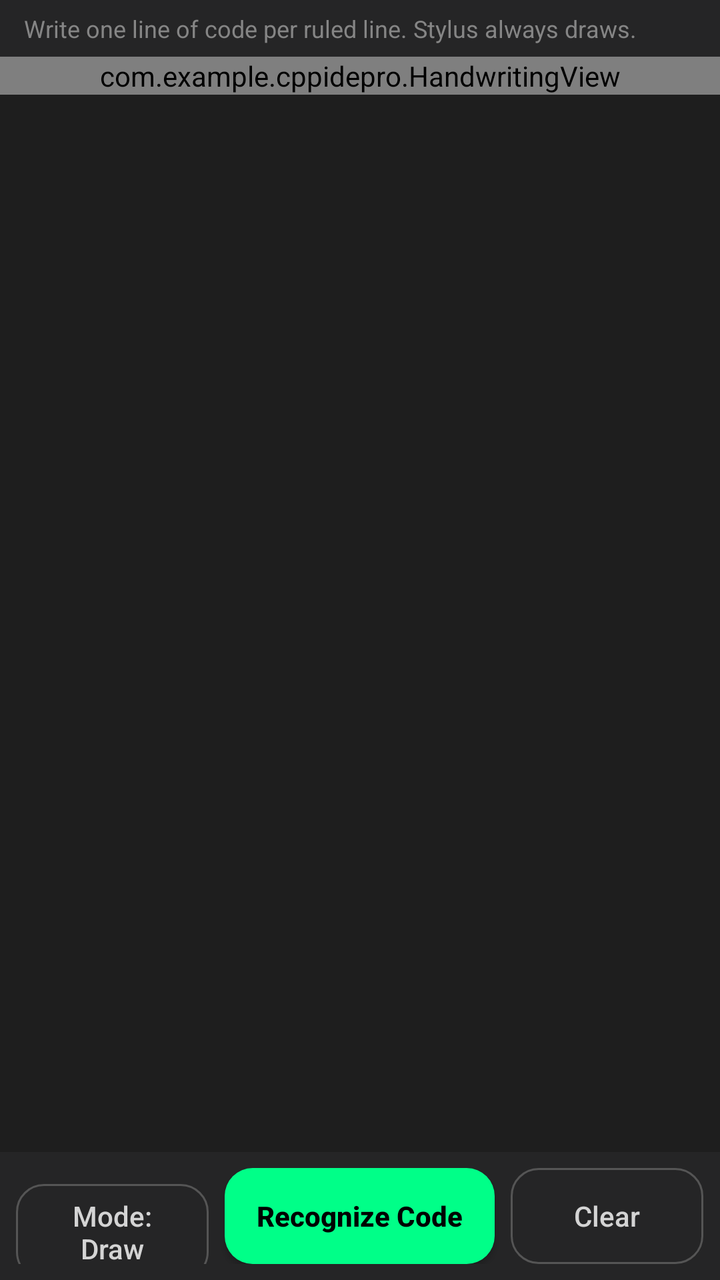
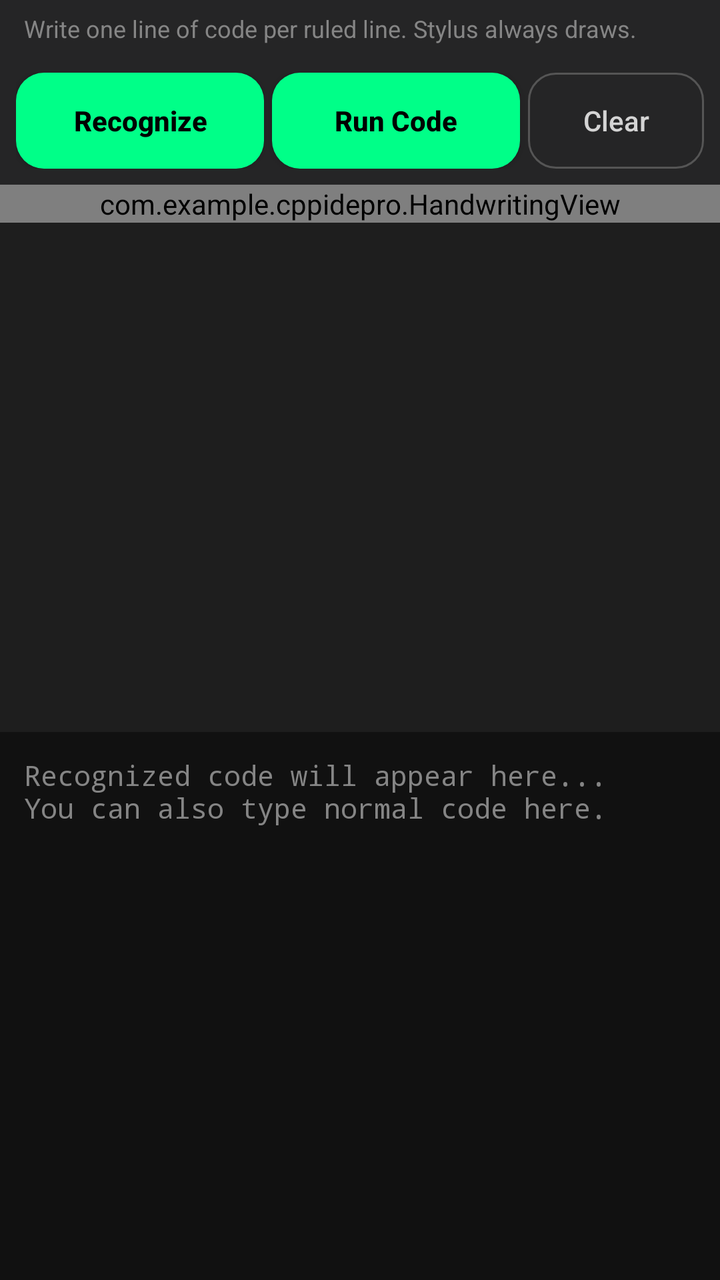

Compare the two renders of this Android layout. The source of the first and the diff that turns it into the second are given below.
<!-- AndroidManifest.xml: application theme Theme.CppIdePro -->
<!-- res/layout/fragment_handwriting.xml -->
<?xml version="1.0" encoding="utf-8"?>
<LinearLayout xmlns:android="http://schemas.android.com/apk/res/android"
    xmlns:app="http://schemas.android.com/apk/res-auto"
    android:layout_width="match_parent" android:layout_height="match_parent"
    android:background="@color/editor_bg" android:orientation="vertical">
    <TextView
        android:id="@+id/tvStatus" android:layout_width="match_parent"
        android:layout_height="wrap_content" android:background="@color/panel_bg"
        android:paddingStart="12dp" android:paddingTop="6dp" android:paddingEnd="12dp"
        android:paddingBottom="6dp" android:text="@string/handwriting_hint"
        android:textColor="@color/gutter_text" android:textSize="12sp" />
    <ScrollView
        android:id="@+id/handwritingScroll" android:layout_width="match_parent"
        android:layout_height="0dp" android:layout_weight="1"
        android:overScrollMode="never" android:scrollbars="vertical">
        <com.example.cppidepro.HandwritingView
            android:id="@+id/handwritingView" android:layout_width="match_parent"
            android:layout_height="4000dp" />
    </ScrollView>
    <LinearLayout
        android:layout_width="match_parent" android:layout_height="wrap_content"
        android:background="@color/panel_bg" android:orientation="horizontal" android:padding="8dp">
        <com.google.android.material.button.MaterialButton
            android:id="@+id/btnMode" style="@style/Widget.CppIde.OutlinedButton"
            android:layout_width="0dp" android:layout_height="48dp"
            android:layout_marginEnd="4dp" android:layout_weight="1" android:text="@string/mode_draw" />
        <com.google.android.material.button.MaterialButton
            android:id="@+id/btnRecognize" style="@style/Widget.CppIde.ActionButton"
            android:layout_width="0dp" android:layout_height="48dp"
            android:layout_marginStart="4dp" android:layout_marginEnd="4dp"
            android:layout_weight="1.4" android:text="@string/recognize_code"
            android:textColor="@color/black" app:backgroundTint="@color/accent" />
        <com.google.android.material.button.MaterialButton
            android:id="@+id/btnClear" style="@style/Widget.CppIde.OutlinedButton"
            android:layout_width="0dp" android:layout_height="48dp"
            android:layout_marginStart="4dp" android:layout_weight="1" android:text="@string/clear" />
    </LinearLayout>
</LinearLayout>
<!-- resources referenced by this layout -->
<resources>
  <color name="accent">#00FF88</color>
  <color name="black">#000000</color>
  <color name="editor_bg">#1E1E1E</color>
  <color name="gutter_text">#858585</color>
  <color name="panel_bg">#252526</color>
  <string name="clear">Clear</string>
  <string name="handwriting_hint">Write one line of code per ruled line. Stylus always draws.</string>
  <string name="mode_draw">Mode: Draw</string>
  <string name="recognize_code">Recognize Code</string>
  <style name="Widget.CppIde.ActionButton" parent="Widget.CppIde.TabButton" />
  <style name="Widget.CppIde.OutlinedButton" parent="Widget.MaterialComponents.Button.OutlinedButton">
          <item name="cornerRadius">14dp</item><item name="strokeColor">@color/stroke_gray</item>
          <item name="android:textColor">@color/editor_text</item><item name="android:textAllCaps">false</item>
          <item name="android:textSize">14sp</item><item name="android:letterSpacing">0</item>
          <item name="android:insetTop">0dp</item><item name="android:insetBottom">0dp</item>
      </style>
  <style name="Theme.CppIdePro" parent="Theme.MaterialComponents.DayNight.NoActionBar">
          <item name="colorPrimary">@color/accent</item>
          <item name="colorOnPrimary">@color/black</item>
          <item name="colorPrimaryVariant">@color/accent</item>
          <item name="colorSecondary">@color/accent</item>
          <item name="colorOnSecondary">@color/black</item>
          <item name="android:windowBackground">@color/editor_bg</item>
          <item name="android:statusBarColor">@color/editor_bg</item>
          <item name="android:navigationBarColor">@color/editor_bg</item>
          <item name="android:windowLightStatusBar">false</item>
      </style>
  <style name="Widget.CppIde.TabButton" parent="Widget.MaterialComponents.Button">
          <item name="cornerRadius">14dp</item><item name="android:textAllCaps">false</item>
          <item name="android:textSize">14sp</item><item name="android:textStyle">bold</item>
          <item name="android:letterSpacing">0</item><item name="android:insetTop">0dp</item>
          <item name="android:insetBottom">0dp</item>
      </style>
  <color name="stroke_gray">#555555</color>
  <color name="editor_text">#D4D4D4</color>
</resources>

<!-- the commit's change to res/layout/fragment_handwriting.xml (unified diff, before → after) -->
@@ -3,12 +3,38 @@
     xmlns:app="http://schemas.android.com/apk/res-auto"
     android:layout_width="match_parent" android:layout_height="match_parent"
     android:background="@color/editor_bg" android:orientation="vertical">
+
     <TextView
         android:id="@+id/tvStatus" android:layout_width="match_parent"
         android:layout_height="wrap_content" android:background="@color/panel_bg"
         android:paddingStart="12dp" android:paddingTop="6dp" android:paddingEnd="12dp"
         android:paddingBottom="6dp" android:text="@string/handwriting_hint"
         android:textColor="@color/gutter_text" android:textSize="12sp" />
+
+    <LinearLayout
+        android:layout_width="match_parent" android:layout_height="wrap_content"
+        android:background="@color/panel_bg" android:orientation="horizontal" android:padding="8dp">
+        
+        <com.google.android.material.button.MaterialButton
+            android:id="@+id/btnRecognize" style="@style/Widget.CppIde.ActionButton"
+            android:layout_width="0dp" android:layout_height="48dp"
+            android:layout_weight="1" android:text="Recognize"
+            android:textColor="@color/black" app:backgroundTint="@color/accent" />
+            
+        <com.google.android.material.button.MaterialButton
+            android:id="@+id/btnRunHandwriting" style="@style/Widget.CppIde.ActionButton"
+            android:layout_width="0dp" android:layout_height="48dp"
+            android:layout_marginStart="4dp" android:layout_weight="1" 
+            android:text="Run Code" android:textColor="@color/black" 
+            app:backgroundTint="#00FF88" />
+
+        <com.google.android.material.button.MaterialButton
+            android:id="@+id/btnClear" style="@style/Widget.CppIde.OutlinedButton"
+            android:layout_width="wrap_content" android:layout_height="48dp"
+            android:layout_marginStart="4dp" android:text="@string/clear" />
+    </LinearLayout>
+
+    
     <ScrollView
         android:id="@+id/handwritingScroll" android:layout_width="match_parent"
         android:layout_height="0dp" android:layout_weight="1"
@@ -17,22 +43,21 @@
             android:id="@+id/handwritingView" android:layout_width="match_parent"
             android:layout_height="4000dp" />
     </ScrollView>
-    <LinearLayout
-        android:layout_width="match_parent" android:layout_height="wrap_content"
-        android:background="@color/panel_bg" android:orientation="horizontal" android:padding="8dp">
-        <com.google.android.material.button.MaterialButton
-            android:id="@+id/btnMode" style="@style/Widget.CppIde.OutlinedButton"
-            android:layout_width="0dp" android:layout_height="48dp"
-            android:layout_marginEnd="4dp" android:layout_weight="1" android:text="@string/mode_draw" />
-        <com.google.android.material.button.MaterialButton
-            android:id="@+id/btnRecognize" style="@style/Widget.CppIde.ActionButton"
-            android:layout_width="0dp" android:layout_height="48dp"
-            android:layout_marginStart="4dp" android:layout_marginEnd="4dp"
-            android:layout_weight="1.4" android:text="@string/recognize_code"
-            android:textColor="@color/black" app:backgroundTint="@color/accent" />
-        <com.google.android.material.button.MaterialButton
-            android:id="@+id/btnClear" style="@style/Widget.CppIde.OutlinedButton"
-            android:layout_width="0dp" android:layout_height="48dp"
-            android:layout_marginStart="4dp" android:layout_weight="1" android:text="@string/clear" />
-    </LinearLayout>
+
+    
+    <EditText
+        android:id="@+id/etHandwrittenCode"
+        android:layout_width="match_parent"
+        android:layout_height="0dp"
+        android:layout_weight="1"
+        android:background="#111111"
+        android:fontFamily="monospace"
+        android:gravity="top|start"
+        android:hint="Recognized code will appear here...\nYou can also type normal code here."
+        android:inputType="textMultiLine|textNoSuggestions"
+        android:padding="12dp"
+        android:textColor="@color/editor_text"
+        android:textColorHint="@color/gutter_text"
+        android:textSize="14sp" />
+
 </LinearLayout>
<!-- resource entries referenced after the edit -->
@@ -7,8 +7,6 @@
   <color name="panel_bg">#252526</color>
   <string name="clear">Clear</string>
   <string name="handwriting_hint">Write one line of code per ruled line. Stylus always draws.</string>
-  <string name="mode_draw">Mode: Draw</string>
-  <string name="recognize_code">Recognize Code</string>
   <style name="Widget.CppIde.ActionButton" parent="Widget.CppIde.TabButton" />
   <style name="Widget.CppIde.OutlinedButton" parent="Widget.MaterialComponents.Button.OutlinedButton">
           <item name="cornerRadius">14dp</item><item name="strokeColor">@color/stroke_gray</item>
